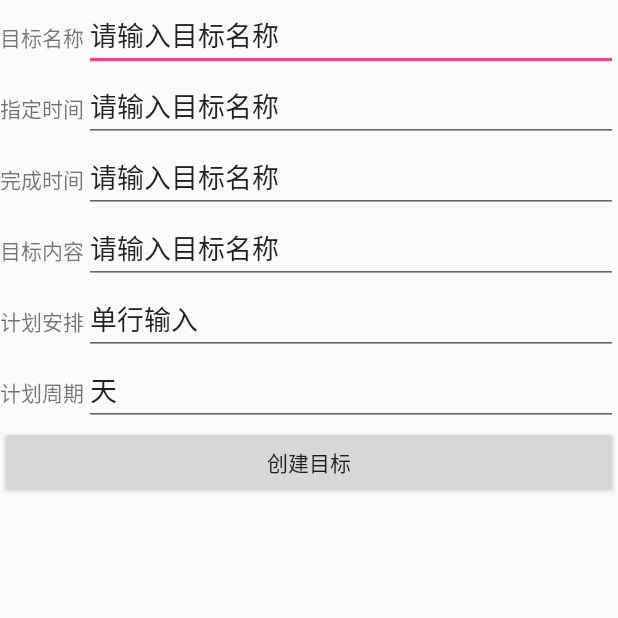
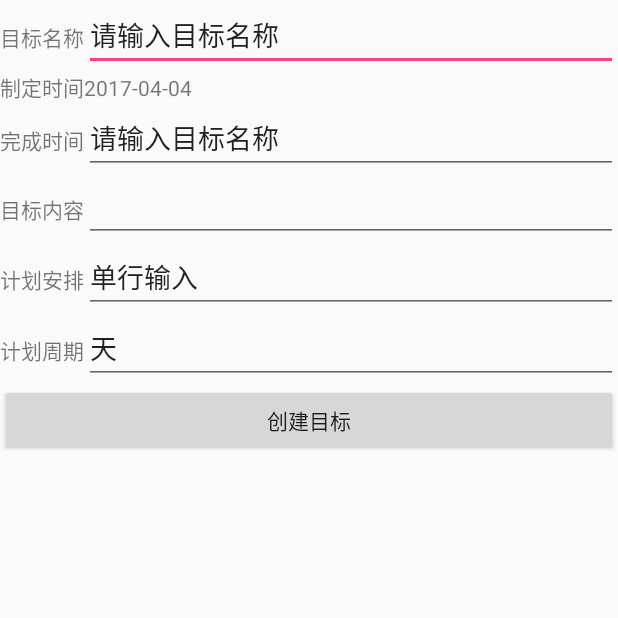
Before and after one commit to pollyyyuan/tagLife, an Android app: the TargetManagerAddActivity screen opened directly, with no data from a screen before it, on a phone screen of 412 x 824 dp, the top half of it. Run offline under Robolectric (Android 15) with nearby library versions, the phone set to English and light mode, and no system bars.

Commit message:
完善日期选择功能

```diff
--- a/app/build.gradle
+++ b/app/build.gradle
@@ -28,4 +28,7 @@ dependencies {
     compile 'com.android.support.constraint:constraint-layout:1.0.2'
     compile 'com.android.support:design:25.1.1'
     testCompile 'junit:junit:4.12'
+
+    compile group: 'com.j256.ormlite', name: 'ormlite-core', version: '5.0'
+    compile group: 'com.j256.ormlite', name: 'ormlite-android', version: '5.0'
 }
--- a/app/src/main/java/me/yuanye/taglife/target/TargetManagerAddActivity.java
+++ b/app/src/main/java/me/yuanye/taglife/target/TargetManagerAddActivity.java
@@ -1,19 +1,83 @@
 package me.yuanye.taglife.target;
 
+import android.app.DatePickerDialog;
 import android.os.Bundle;
 import android.support.v7.app.AppCompatActivity;
 import android.support.v7.widget.Toolbar;
+import android.util.Log;
 import android.view.Menu;
+import android.view.View;
+import android.widget.Button;
+import android.widget.DatePicker;
+import android.widget.EditText;
+import android.widget.TextView;
+
+import java.text.DateFormat;
+import java.text.SimpleDateFormat;
+import java.util.Calendar;
+import java.util.Date;
 
 import me.yuanye.taglife.R;
 
 public class TargetManagerAddActivity extends AppCompatActivity {
 
-    private Toolbar toolbar;
+    private Button createGoalButton;
+
+    private EditText goalNameEdit;
+
+    private TextView makeDateTextView;
+
+    private EditText finishDateEdit;
+
+    private EditText goalContent;
+
+    private EditText goalPlan;
+
 
     @Override
     protected void onCreate(Bundle savedInstanceState) {
         super.onCreate(savedInstanceState);
         setContentView(R.layout.target_manager_add_activity);
+        initGoalView();
+        createGoalButton.setOnClickListener(new View.OnClickListener() {
+            @Override
+            public void onClick(View view) {
+
+            }
+        });
+
+        finishDateEdit.setOnClickListener(new View.OnClickListener() {
+            @Override
+            public void onClick(View view) {
+                Calendar calendar = Calendar.getInstance();
+                calendar.setTime(new Date());
+                int year = calendar.get(Calendar.YEAR);
+                int month = calendar.get(Calendar.MONTH);
+                int day = calendar.get(Calendar.DAY_OF_MONTH);
+
+                DatePickerDialog datePickerDialog = new DatePickerDialog(TargetManagerAddActivity.this,
+                        new DatePickerDialog.OnDateSetListener() {
+                            @Override
+                            public void onDateSet(DatePicker datePicker, int i, int i1, int i2) {
+                                Log.d("日期选择", i + " " + i1 + "  " + i2);
+                                finishDateEdit.setText(i + "-" + (i1 + 1) + "-" + i2);
+                            }
+                        }, year, month, day);
+                datePickerDialog.show();
+
+            }
+        });
+
+        DateFormat dateFormat = new SimpleDateFormat("yyyy-MM-dd");
+        makeDateTextView.setText(dateFormat.format(new Date()));
+    }
+
+    private void initGoalView() {
+        goalNameEdit = (EditText) findViewById(R.id.goal_name_edit);
+        makeDateTextView = (TextView) findViewById(R.id.make_date_tv);
+        finishDateEdit = (EditText) findViewById(R.id.finish_date_edit);
+        goalContent = (EditText) findViewById(R.id.goal_content);
+        goalPlan = (EditText) findViewById(R.id.goal_plan);
+        createGoalButton = (Button) findViewById(R.id.create_goal);
     }
 }
--- a/app/src/main/res/layout/target_manager_add_activity.xml
+++ b/app/src/main/res/layout/target_manager_add_activity.xml
@@ -16,6 +16,7 @@
             android:text="目标名称" />
 
         <EditText
+            android:id="@+id/goal_name_edit"
             android:layout_width="match_parent"
             android:layout_height="wrap_content"
             android:text="请输入目标名称" />
@@ -28,12 +29,12 @@
         <TextView
             android:layout_width="wrap_content"
             android:layout_height="wrap_content"
-            android:text="指定时间"/>
+            android:text="制定时间"/>
 
-        <EditText
+        <TextView
+            android:id="@+id/make_date_tv"
             android:layout_width="match_parent"
-            android:layout_height="wrap_content"
-            android:text="请输入目标名称" />
+            android:layout_height="wrap_content" />
     </LinearLayout>
 
     <LinearLayout
@@ -46,6 +47,7 @@
             android:text="完成时间"/>
 
         <EditText
+            android:id="@+id/finish_date_edit"
             android:layout_width="match_parent"
             android:layout_height="wrap_content"
             android:text="请输入目标名称" />
@@ -61,9 +63,9 @@
             android:text="目标内容"/>
 
         <EditText
+            android:id="@+id/goal_content"
             android:layout_width="match_parent"
-            android:layout_height="wrap_content"
-            android:text="请输入目标名称" />
+            android:layout_height="wrap_content" />
     </LinearLayout>
 
     <LinearLayout
@@ -76,6 +78,7 @@
             android:text="计划安排"/>
 
         <EditText
+            android:id="@+id/goal_plan"
             android:layout_width="match_parent"
             android:layout_height="wrap_content"
             android:text="单行输入" />
@@ -97,6 +100,7 @@
     </LinearLayout>
 
     <Button
+        android:id="@+id/create_goal"
         android:layout_width="match_parent"
         android:layout_height="wrap_content"
         android:text="创建目标"/>
```
Also changed, not shown: app/src/main/java/me/yuanye/taglife/target/GoalModel.java (added, +55 -0 lines).
